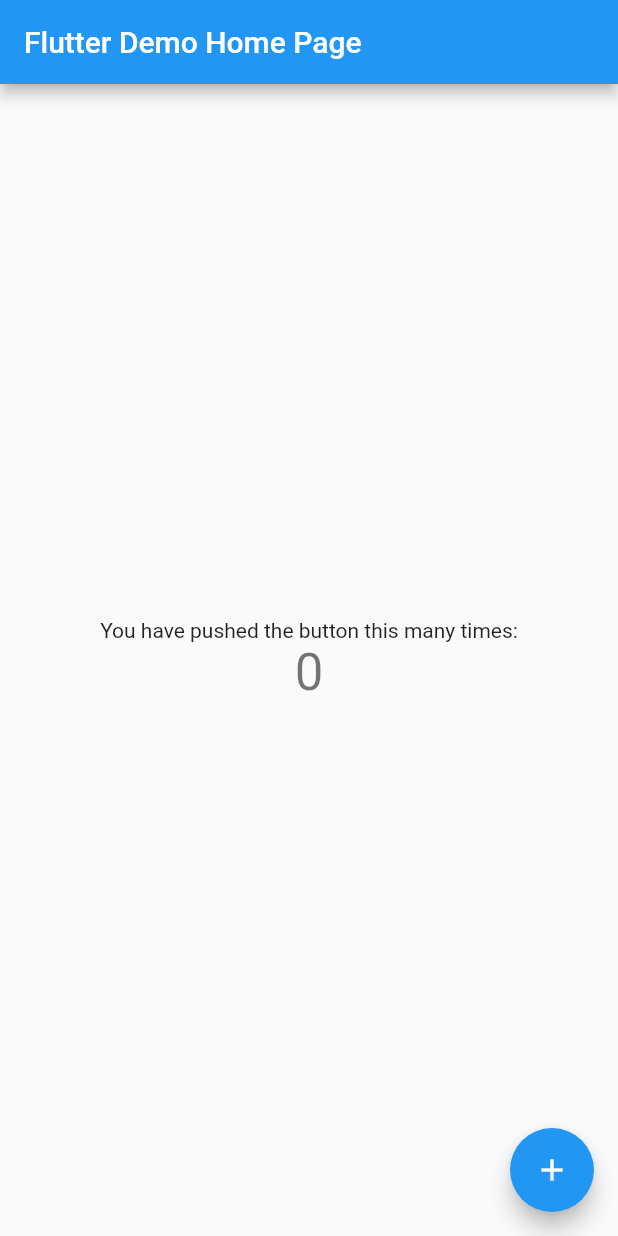
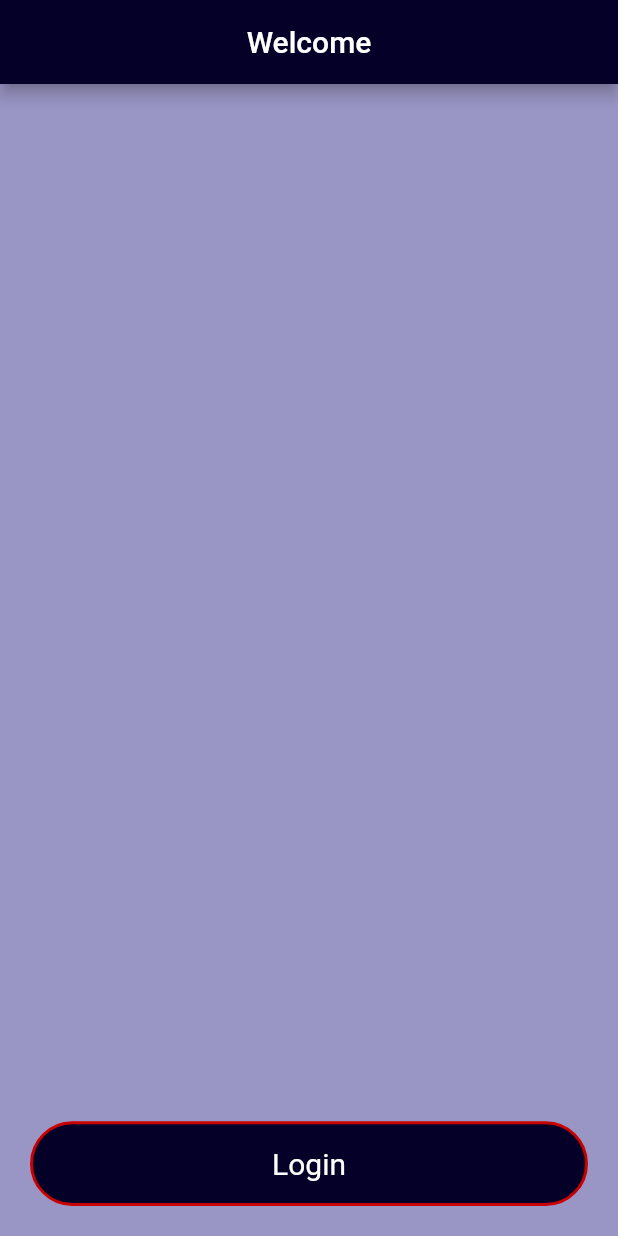
Before and after one commit to EtienneDaniells/ashton_hengel_club_flutter, a Flutter app: the screen it shows after launch, on a phone screen of 412 x 824 dp. Run offline on Flutter 3.47's test engine with Material 2 defaults, Android fonts, the phone set to English and light mode, and no system bars.

Commit message:
small structure update

```diff
--- /dev/null
+++ b/lib/global/colors.dart
@@ -0,0 +1,5 @@
+import 'dart:ui';
+
+  const Color PRIMARY_COLOR = Color(0xff040028);
+  const Color SECONDARY_COLOR = Color(0xffC90000);
+  const Color BACKGROUND_COLOR = Color(0xff9995c4);
--- a/lib/main.dart
+++ b/lib/main.dart
@@ -1,111 +1,27 @@
+import 'package:ashton_hengel_club/global/colors.dart';
+import 'package:ashton_hengel_club/main_menu.dart';
 import 'package:flutter/material.dart';
+import 'package:flutter/services.dart';
+import 'package:intl/date_symbol_data_local.dart';
 
-void main() => runApp(MyApp());
+void main(){
+  SystemChrome.setEnabledSystemUIOverlays([]);
+  initializeDateFormatting().then((_) => runApp(MyApp()));
+}
 
 class MyApp extends StatelessWidget {
   // This widget is the root of your application.
   @override
   Widget build(BuildContext context) {
     return MaterialApp(
-      title: 'Flutter Demo',
+      debugShowCheckedModeBanner: false,
+      title: 'AHK',
       theme: ThemeData(
-        // This is the theme of your application.
-        //
-        // Try running your application with "flutter run". You'll see the
-        // application has a blue toolbar. Then, without quitting the app, try
-        // changing the primarySwatch below to Colors.green and then invoke
-        // "hot reload" (press "r" in the console where you ran "flutter run",
-        // or simply save your changes to "hot reload" in a Flutter IDE).
-        // Notice that the counter didn't reset back to zero; the application
-        // is not restarted.
-        primarySwatch: Colors.blue,
+        primaryColor: PRIMARY_COLOR,
+        accentColor: SECONDARY_COLOR,
+        backgroundColor: BACKGROUND_COLOR,
       ),
-      home: MyHomePage(title: 'Flutter Demo Home Page'),
+      home: LoginPage(),
     );
   }
 }
-
-class MyHomePage extends StatefulWidget {
-  MyHomePage({Key key, this.title}) : super(key: key);
-
-  // This widget is the home page of your application. It is stateful, meaning
-  // that it has a State object (defined below) that contains fields that affect
-  // how it looks.
-
-  // This class is the configuration for the state. It holds the values (in this
-  // case the title) provided by the parent (in this case the App widget) and
-  // used by the build method of the State. Fields in a Widget subclass are
-  // always marked "final".
-
-  final String title;
-
-  @override
-  _MyHomePageState createState() => _MyHomePageState();
-}
-
-class _MyHomePageState extends State<MyHomePage> {
-  int _counter = 0;
-
-  void _incrementCounter() {
-    setState(() {
-      // This call to setState tells the Flutter framework that something has
-      // changed in this State, which causes it to rerun the build method below
-      // so that the display can reflect the updated values. If we changed
-      // _counter without calling setState(), then the build method would not be
-      // called again, and so nothing would appear to happen.
-      _counter++;
-    });
-  }
-
-  @override
-  Widget build(BuildContext context) {
-    // This method is rerun every time setState is called, for instance as done
-    // by the _incrementCounter method above.
-    //
-    // The Flutter framework has been optimized to make rerunning build methods
-    // fast, so that you can just rebuild anything that needs updating rather
-    // than having to individually change instances of widgets.
-    return Scaffold(
-      appBar: AppBar(
-        // Here we take the value from the MyHomePage object that was created by
-        // the App.build method, and use it to set our appbar title.
-        title: Text(widget.title),
-      ),
-      body: Center(
-        // Center is a layout widget. It takes a single child and positions it
-        // in the middle of the parent.
-        child: Column(
-          // Column is also layout widget. It takes a list of children and
-          // arranges them vertically. By default, it sizes itself to fit its
-          // children horizontally, and tries to be as tall as its parent.
-          //
-          // Invoke "debug painting" (press "p" in the console, choose the
-          // "Toggle Debug Paint" action from the Flutter Inspector in Android
-          // Studio, or the "Toggle Debug Paint" command in Visual Studio Code)
-          // to see the wireframe for each widget.
-          //
-          // Column has various properties to control how it sizes itself and
-          // how it positions its children. Here we use mainAxisAlignment to
-          // center the children vertically; the main axis here is the vertical
-          // axis because Columns are vertical (the cross axis would be
-          // horizontal).
-          mainAxisAlignment: MainAxisAlignment.center,
-          children: <Widget>[
-            Text(
-              'You have pushed the button this many times:',
-            ),
-            Text(
-              '$_counter',
-              style: Theme.of(context).textTheme.display1,
-            ),
-          ],
-        ),
-      ),
-      floatingActionButton: FloatingActionButton(
-        onPressed: _incrementCounter,
-        tooltip: 'Increment',
-        child: Icon(Icons.add),
-      ), // This trailing comma makes auto-formatting nicer for build methods.
-    );
-  }
-}
--- /dev/null
+++ b/lib/main_menu.dart
@@ -0,0 +1,26 @@
+import 'package:ashton_hengel_club/global/colors.dart';
+import 'package:ashton_hengel_club/state/home_screen.dart';
+import 'package:ashton_hengel_club/widgets/pill_button.dart';
+import 'package:flutter/material.dart';
+
+class LoginPage extends StatelessWidget {
+  @override
+  Widget build(BuildContext context) {
+    return Scaffold(
+      backgroundColor: BACKGROUND_COLOR,
+      appBar: AppBar(
+        title: Text("Welcome"),
+        centerTitle: true,
+      ),
+      body: Column(
+        mainAxisAlignment: MainAxisAlignment.end,
+        children: <Widget>[
+          Padding(
+            padding: EdgeInsets.symmetric(vertical: 20),
+            child: PillButton("Login", onTap: (){Navigator.push(context, MaterialPageRoute(builder: (b)=> HomePage()));},),
+          ),
+        ],
+      ),
+    );
+  }
+}
--- /dev/null
+++ b/lib/state/home_screen.dart
@@ -0,0 +1,17 @@
+import 'package:flutter/material.dart';
+
+class HomePage extends StatelessWidget {
+  @override
+  Widget build(BuildContext context) {
+    return Scaffold(
+      appBar: AppBar(title: Text("Home"), centerTitle: true,),
+      body: Column(
+        mainAxisAlignment: MainAxisAlignment.center,
+        crossAxisAlignment: CrossAxisAlignment.center,
+        children: <Widget>[
+          Text("body")
+        ],
+      ),
+    );
+  }
+}
--- /dev/null
+++ b/lib/widgets/pill_button.dart
@@ -0,0 +1,61 @@
+import 'package:ashton_hengel_club/global/colors.dart';
+import 'package:flutter/material.dart';
+
+class PillButton extends StatelessWidget {
+  final String text;
+  final bool enabled;
+  final double height;
+  final double width;
+  final Color backgroundColor;
+  final VoidCallback onTap;
+  final VoidCallback onLongPress;
+  final bool disableTapEffects;
+  final double borderWidth;
+  final Color borderColor;
+  final Icon icon;
+  final TextStyle textStyle;
+
+  const PillButton(this.text,
+      {Key key,
+      this.enabled = true,
+      this.height = 56.5,
+      this.width,
+      this.backgroundColor = PRIMARY_COLOR,
+      this.onTap,
+      this.onLongPress,
+      this.disableTapEffects = false,
+      this.borderWidth = 2,
+      this.borderColor = SECONDARY_COLOR,
+      this.icon,
+      this.textStyle = const TextStyle(color: Colors.white, fontSize: 20)})
+      : super(key: key);
+
+  @override
+  Widget build(BuildContext context) {
+    return Stack(
+      children: <Widget>[
+        InkWell(
+          onTap: onTap,
+          onLongPress: onLongPress,
+          splashColor: disableTapEffects ? Colors.transparent : Colors.white.withOpacity(0.15),
+          highlightColor: disableTapEffects ? Colors.transparent : Colors.white.withOpacity(0.15),
+          child: Container(
+            margin: EdgeInsets.symmetric(horizontal: 20),
+            alignment: Alignment.center,
+            height: height,
+            width: width,
+            child: Text(
+              text,
+              style: textStyle,
+            ),
+            decoration: BoxDecoration(
+              borderRadius: BorderRadius.circular(30),
+              color: backgroundColor,
+              border: Border.all(color: borderColor, width: borderWidth),
+            ),
+          ),
+        ),
+      ],
+    );
+  }
+}
--- a/pubspec.yaml
+++ b/pubspec.yaml
@@ -19,6 +19,8 @@ environment:
 dependencies:
   flutter:
     sdk: flutter
+  intl: ^0.15.8
+  table_calendar: ^1.2.2
 
   # The following adds the Cupertino Icons font to your application.
   # Use with the CupertinoIcons class for iOS style icons.
```
Also changed, not shown: pubspec.lock.
